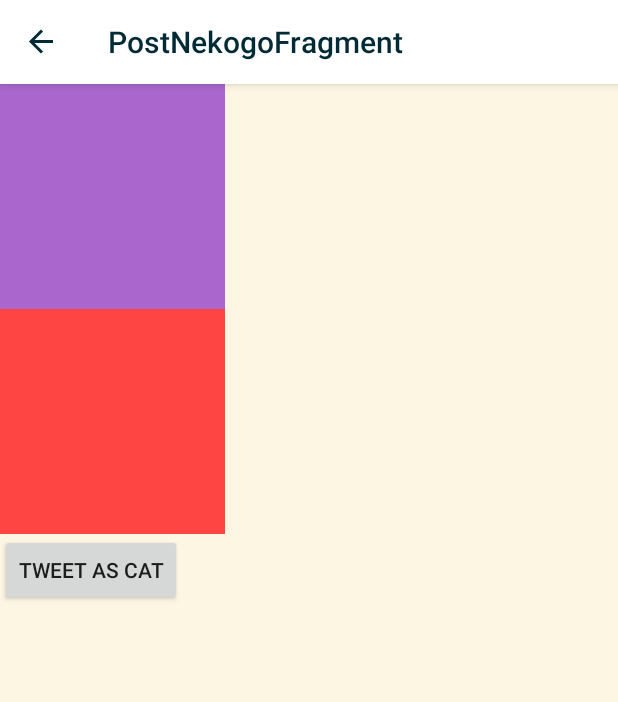
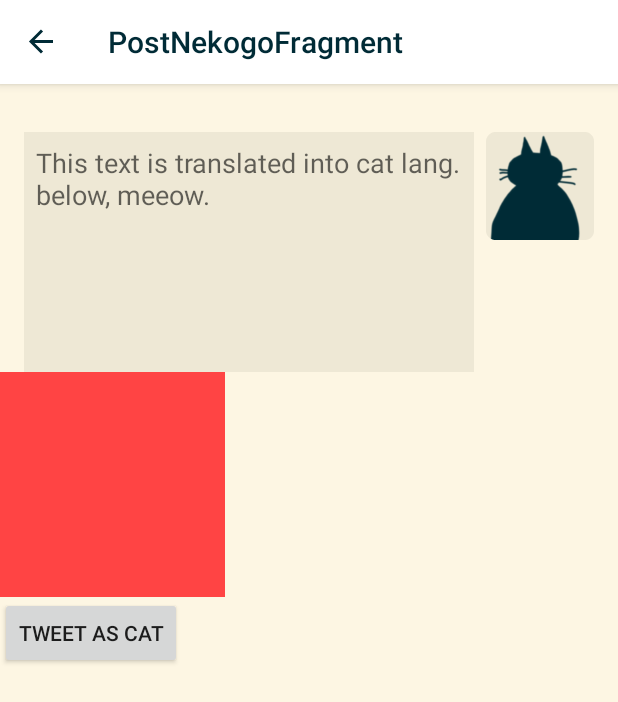
Before and after one commit to nishikawa-shi/NyanNyanEngine_Android, an Android app: the PostNekogoFragment screen opened through its navigation route, on a phone screen of 412 x 824 dp. Shown: the top 702 px of the screen. Run offline under Robolectric (Android 15) with nearby library versions, the phone set to English and light mode, and no system bars; our stand-ins replace Firebase (no records; nobody signed in at launch, a user with empty details on screens opened directly), Room's generated code, data binding, navigation-ui, paging; libraries missing offline, so code that uses them is left out: coil.api.load; pictures from the network do not load; 4 statements that could not run were skipped.

Commit message:
ネコ語入力エリアのデザイン反映

```diff
--- a/app/src/main/java/com/ntetz/android/nyannyanengine_android/ui/post_nekogo/PostNekogoFragment.kt
+++ b/app/src/main/java/com/ntetz/android/nyannyanengine_android/ui/post_nekogo/PostNekogoFragment.kt
@@ -26,7 +26,6 @@ class PostNekogoFragment : Fragment() {
         savedInstanceState: Bundle?
     ): View? {
         binding = PostNekogoFragmentBinding.inflate(inflater, container, false)
-        binding.inputText = context?.getString(R.string.post_input_original_text)
         binding.testButton.setOnClickListener {
             viewModel.postNekogo(
                 binding.nekogoResult.text.toString(),
--- a/app/src/main/res/layout/post_nekogo_fragment.xml
+++ b/app/src/main/res/layout/post_nekogo_fragment.xml
@@ -1,5 +1,6 @@
 <?xml version="1.0" encoding="utf-8"?>
-<layout xmlns:android="http://schemas.android.com/apk/res/android">
+<layout xmlns:android="http://schemas.android.com/apk/res/android"
+    xmlns:app="http://schemas.android.com/apk/res-auto">
 
     <data>
 
@@ -17,12 +18,40 @@
         android:orientation="vertical"
         android:theme="@style/ContentsViewTheme">
 
-        <EditText
-            android:id="@+id/input"
-            android:layout_width="150dp"
-            android:layout_height="150dp"
-            android:background="@android:color/holo_purple"
-            android:text="@={inputText}" />
+        <androidx.constraintlayout.widget.ConstraintLayout
+            android:layout_width="match_parent"
+            android:layout_height="wrap_content">
+
+            <EditText
+                android:id="@+id/input"
+                android:layout_width="0dp"
+                android:layout_height="@dimen/edittext_large"
+                android:layout_marginStart="@dimen/middle_margin"
+                android:layout_marginTop="@dimen/large_margin"
+                android:layout_marginEnd="@dimen/small_margin"
+                android:autofillHints="nekogoInput"
+                android:background="@color/colorBackGroundVariant"
+                android:gravity="start|top"
+                android:hint="@string/post_input_original_text"
+                android:inputType="textMultiLine"
+                android:padding="@dimen/small_margin"
+                android:text="@={inputText}"
+                android:textColor="@color/onPrimary"
+                app:layout_constraintEnd_toStartOf="@+id/dark_nyannya_sensei_image"
+                app:layout_constraintStart_toStartOf="parent"
+                app:layout_constraintTop_toTopOf="parent" />
+
+            <ImageView
+                android:id="@+id/dark_nyannya_sensei_image"
+                android:layout_width="wrap_content"
+                android:layout_height="wrap_content"
+                android:layout_marginEnd="@dimen/middle_margin"
+                android:contentDescription="@string/post_default_speaker_desc"
+                android:src="@mipmap/ic_dark_nyannya_sensei_round"
+                app:layout_constraintEnd_toEndOf="parent"
+                app:layout_constraintTop_toTopOf="@+id/input" />
+
+        </androidx.constraintlayout.widget.ConstraintLayout>
 
         <TextView
             android:id="@+id/nekogoResult"
--- a/app/src/main/res/values/colors.xml
+++ b/app/src/main/res/values/colors.xml
@@ -4,5 +4,6 @@
     <color name="colorPrimaryDark">#cac3b1</color>
     <color name="colorAccent">#268ad2</color>
     <color name="colorBackGround">#fdf6e3</color>
+    <color name="colorBackGroundVariant">#eee8d5</color>
     <color name="onPrimary">#002b36</color>
 </resources>
--- a/app/src/main/res/values/dimen.xml
+++ b/app/src/main/res/values/dimen.xml
@@ -7,6 +7,8 @@
     <dimen name="image_large">64dp</dimen>
     <dimen name="image_middle">48dp</dimen>
 
+    <dimen name="edittext_large">160dp</dimen>
+
     <dimen name="large_text_size">24sp</dimen>
     <dimen name="middle_text_size">18sp</dimen>
     <dimen name="small_text_size">16sp</dimen>
--- a/app/src/main/res/values/strings.xml
+++ b/app/src/main/res/values/strings.xml
@@ -10,6 +10,7 @@
 
     <string name="home_timeline_description_post_nekogo">Post cat language</string>
 
+    <string name="post_default_speaker_desc">Tired Dr. Nyannya</string>
     <string name="post_input_original_text">This text is translated into cat lang. below, meeow.</string>
     <string name="post_point"> point 😺💰 \n\n</string>
     <string name="post_button_name">Tweet as Cat</string>
```
Also changed, not shown: 2 other files.
